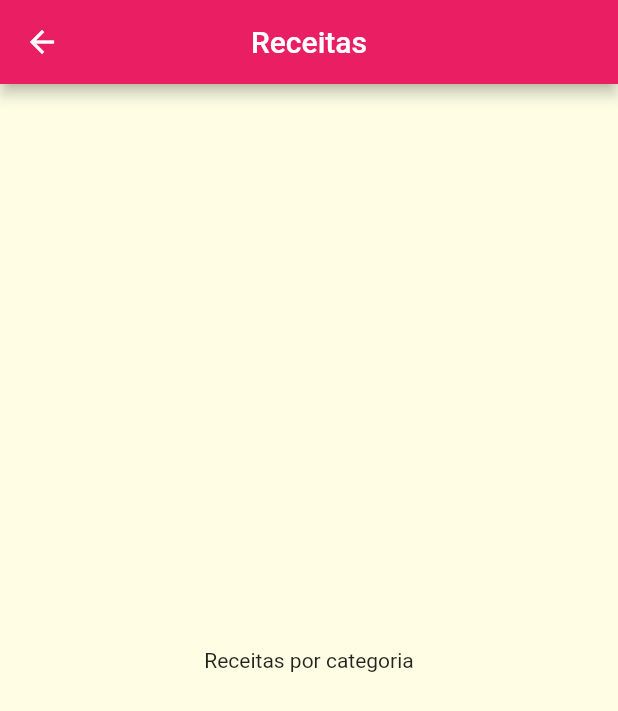
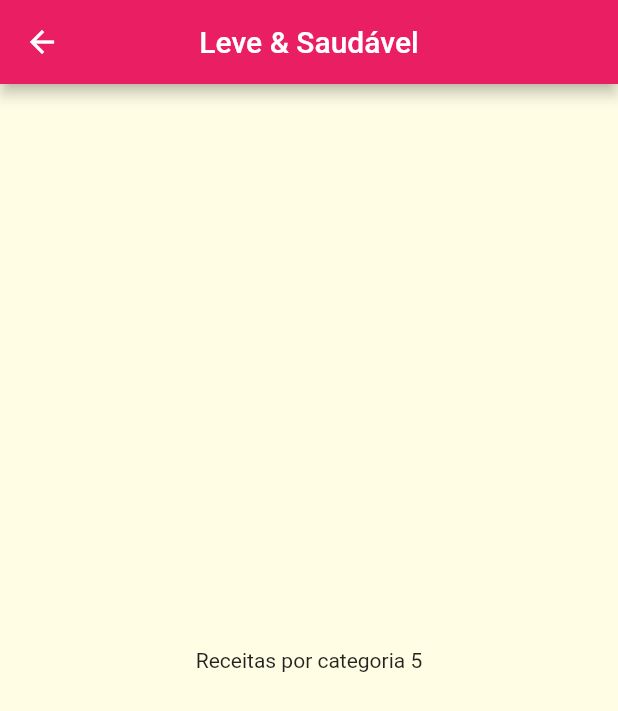
Before and after one commit to jvbt3/MyMeals, a Flutter app: the screen it shows after launch, after a tap on "Leve & Saudável", on a phone screen of 412 x 824 dp. Shown: the top 711 px of the screen. Run offline on Flutter 3.47's test engine with Material 2 defaults, Android fonts, the phone set to English and light mode, and no system bars; Roboto replaces fonts that are missing (Relaway).

Commit message:
Updated Categories

```diff
--- a/lib/components/category_componets.dart
+++ b/lib/components/category_componets.dart
@@ -9,7 +9,7 @@ class CategoryComponets extends StatelessWidget {
 
   _onSelected(BuildContext context) {
     Navigator.of(context).push(MaterialPageRoute(builder: (_) {
-      return CategoriesMealsView();
+      return CategoriesMealsView(category);
     }
     )
     );
--- a/lib/view/categories_meals_view.dart
+++ b/lib/view/categories_meals_view.dart
@@ -1,16 +1,22 @@
 import 'package:flutter/material.dart';
 
+import '../model/category.dart';
+
 class CategoriesMealsView extends StatelessWidget {
-  const CategoriesMealsView({super.key});
+
+  final Category category;
+
+  const CategoriesMealsView(this.category);
 
   @override
   Widget build(BuildContext context) {
     return Scaffold(
       appBar: AppBar(
         centerTitle: true,
-        title: const Text('Receitas'),
+        title: Text(category.title),
       ),
-      body: Center(child: const Text("Receitas por categoria")),
+      body: Center(
+          child: Text("Receitas por categoria ${category.id}"),),
     );
   }
 }
```
